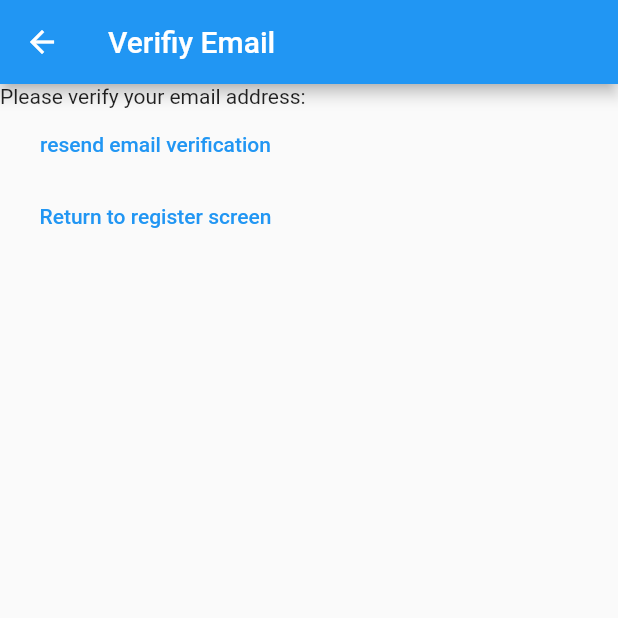
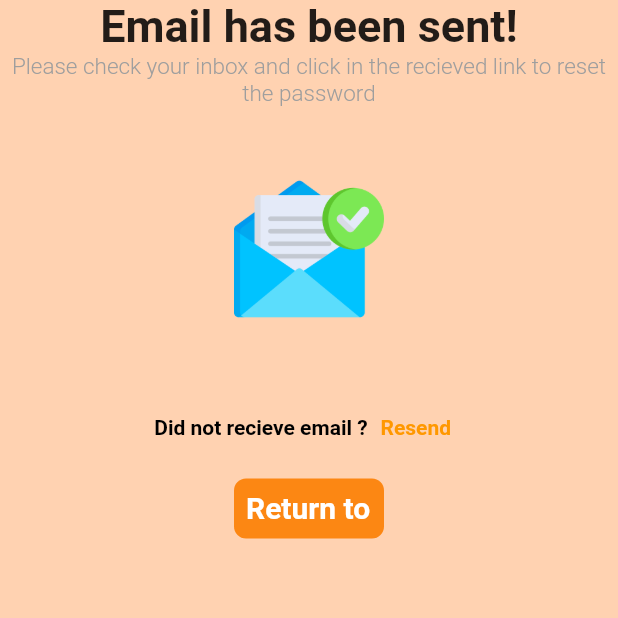
Before and after one commit to HuMiTriet/VGU-Eureka, a Flutter app: the VerifyEmailView screen opened by its route, on a phone screen of 412 x 824 dp, the top half of it. Run offline on Flutter 3.47's test engine with Material 2 defaults, Android fonts, the phone set to English and light mode, and no system bars; our stand-ins replace firebase_auth, firebase_core, firebase_database, firebase_storage, flutter_pw_validator, geocoding and 5 more; missing offline and left inert: cloud_firestore_web, firebase_analytics_web, firebase_auth_web, firebase_core_web, firebase_database_web, firebase_storage_web and 6 more; accounts and stored records are empty; network calls fail.

Commit message:
update verified email screen

```diff
--- a/lib/main.dart
+++ b/lib/main.dart
@@ -23,7 +23,8 @@ void main() {
       child: MaterialApp(
         title: 'Flutter Demo',
         theme: ThemeData(
-          primarySwatch: Colors.blue,
+          colorScheme: ColorScheme.fromSwatch(primarySwatch: Colors.orange)
+              .copyWith(secondary: Colors.orangeAccent),
         ),
         home: const SignPost(),
 
--- a/lib/views/auth/recover_account_view.dart
+++ b/lib/views/auth/recover_account_view.dart
@@ -50,7 +50,7 @@ class _RecoverAccountViewState extends State<RecoverAccountView> {
             'Enter your registered email below to recieve password instruction',
             textAlign: TextAlign.center,
             style: TextStyle(
-              fontSize: 20,
+              fontSize: 15,
               fontWeight: FontWeight.w300,
               color: Colors.grey,
             ),
--- a/lib/views/auth/verified_email_view.dart
+++ b/lib/views/auth/verified_email_view.dart
@@ -1,3 +1,5 @@
+// ignore_for_file: prefer_const_constructors
+
 import 'package:etoet/constants/routes.dart';
 import 'package:flutter/material.dart';
 
@@ -14,19 +16,74 @@ class _VerifyEmailViewState extends State<VerifyEmailView> {
   @override
   Widget build(BuildContext context) {
     return Scaffold(
-      appBar: AppBar(
-        title: const Text('Verifiy Email'),
+      backgroundColor: Color.fromRGBO(255, 210, 177, 2),
+      body: SafeArea(
+        child: Center(
+          child: Column(
+            children: [
+              const Text('Email has been sent!',
+                  textAlign: TextAlign.center,
+                  style: TextStyle(
+                    fontSize: 30,
+                    fontWeight: FontWeight.bold,
+                  )),
+              Text(
+                'Please check your inbox and click in the recieved link to reset the password',
+                textAlign: TextAlign.center,
+                style: TextStyle(
+                  fontSize: 15,
+                  fontWeight: FontWeight.w300,
+                  color: Colors.grey,
                 ),
-      body: Column(
+              ),
+
+              SizedBox(height: 20),
+
+              Image.asset(
+                'assets/images/Email-vertification.png',
+                width: 100,
+                height: 150,
+              ),
+              SizedBox(height: 20),
+
+              Row(
+                mainAxisAlignment: MainAxisAlignment.center,
                 children: [
-          const Text('Please verify your email address: '),
+                  Text('Did not recieve email ?',
+                      style: TextStyle(
+                        color: Colors.black,
+                        fontWeight: FontWeight.bold,
+                      )),
                   TextButton(
                     onPressed: () async {
                       await AuthService.firebase().sendEmailVerification();
                     },
-            child: const Text('resend email verification'),
+                    child: const Text(
+                      'Resend',
+                      style: TextStyle(
+                        fontWeight: FontWeight.bold,
+                        color: Colors.orange,
                       ),
-          TextButton(
+                    ),
+                  ),
+                ],
+              ),
+              //sign up button
+              SizedBox(height: 10),
+
+              Padding(
+                padding: const EdgeInsets.symmetric(horizontal: 20.0),
+                child: Container(
+                  alignment: Alignment.center,
+                  constraints: const BoxConstraints.tightForFinite(
+                    width: 100,
+                    height: 40,
+                  ),
+                  decoration: BoxDecoration(
+                    color: const Color.fromARGB(227, 252, 126, 0),
+                    borderRadius: BorderRadius.circular(8),
+                  ),
+                  child: TextButton(
                       onPressed: () async {
                         await AuthService.firebase().logOut();
                         Navigator.of(context).pushNamedAndRemoveUntil(
@@ -34,9 +91,19 @@ class _VerifyEmailViewState extends State<VerifyEmailView> {
                           (route) => false,
                         );
                       },
-            child: const Text('Return to register screen'),
+                      child: const Center(
+                        child: Text('Return to Sign Up',
+                            style: TextStyle(
+                              color: Colors.white,
+                              fontWeight: FontWeight.bold,
+                              fontSize: 20,
+                            )),
+                      )),
+                ),
               )
             ],
+          ),
+        ),
       ),
     );
   }
```
Also changed, not shown: assets/images/Email-vertification.png (added). Lines whose indentation alone changed are shown as unchanged.
